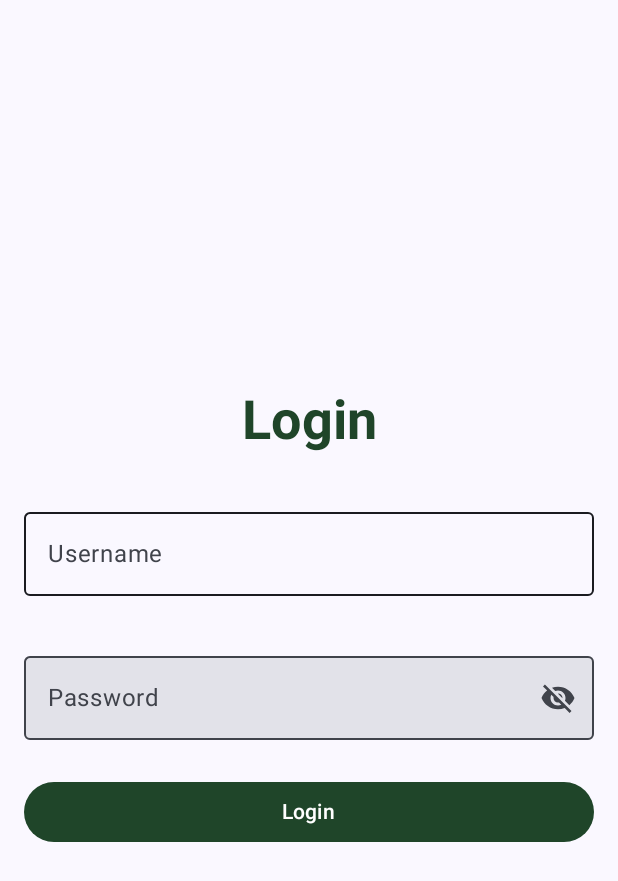
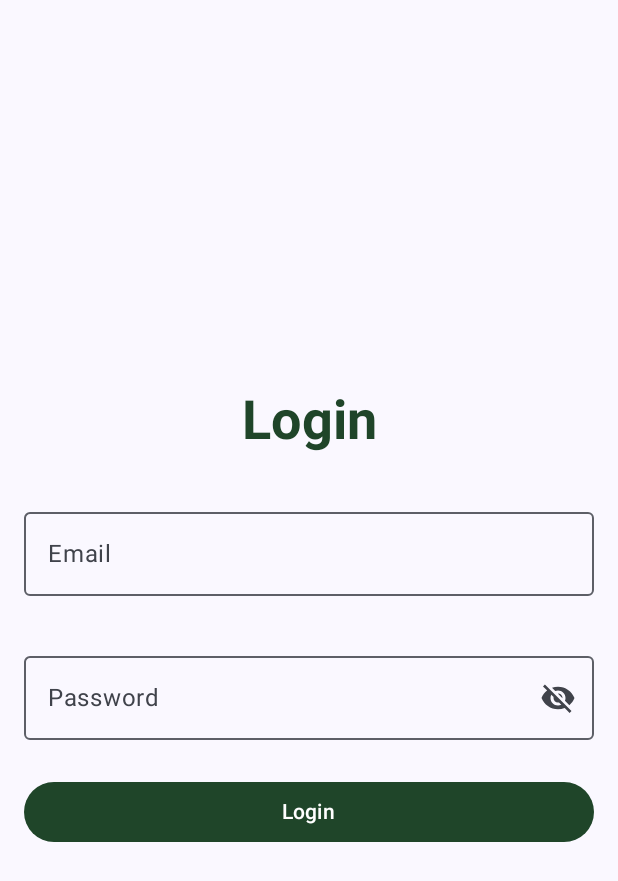
Before and after one commit to tajbaba999/BranchInternational, an Android app built with Jetpack Compose: the screen it shows after launch (MainActivity), on a phone screen of 412 x 824 dp. Shown: the top 881 px of the screen. Run offline under Robolectric (Android 15) with nearby library versions, the phone set to English and light mode, and no system bars; our stand-ins replace Dagger/Hilt's generated code.

Commit message:
Completed #3

```diff
--- a/app/src/main/java/com/example/branchinternational/ui/components/CustomTextField.kt
+++ b/app/src/main/java/com/example/branchinternational/ui/components/CustomTextField.kt
@@ -27,11 +27,11 @@ fun CustomTextField(
         onValueChange = onValueChange,
         label = { Text(label) },
         modifier = modifier.padding(vertical = 8.dp),
-        colors = TextFieldDefaults.outlinedTextFieldColors(
-            focusedBorderColor = MaterialTheme.colorScheme.primary,
-            unfocusedBorderColor = MaterialTheme.colorScheme.onSurface,
-            focusedLabelColor = MaterialTheme.colorScheme.primary
-        ),
+//        colors = TextFieldDefaults.outlinedTextFieldColors(
+//            focusedBorderColor = MaterialTheme.colorScheme.primary,
+//            unfocusedBorderColor = MaterialTheme.colorScheme.onSurface,
+//            focusedLabelColor = MaterialTheme.colorScheme.primary
+//        ),
         visualTransformation = if (isPasswordField && !passwordVisible) PasswordVisualTransformation() else VisualTransformation.None,
         trailingIcon = {
             if (isPasswordField) {
--- a/app/src/main/java/com/example/branchinternational/ui/components/PasswordTextField.kt
+++ b/app/src/main/java/com/example/branchinternational/ui/components/PasswordTextField.kt
@@ -32,8 +32,8 @@ fun PasswordTextField(
             }
         },
         modifier = modifier.padding(vertical = 8.dp),
-        colors = TextFieldDefaults.colors(
-            focusedContainerColor = MaterialTheme.colorScheme.surface
-        )
+//        colors = TextFieldDefaults.colors(
+//            focusedContainerColor = MaterialTheme.colorScheme.surface
+//        )
     )
 }
--- a/app/src/main/java/com/example/branchinternational/ui/login/activity/LoginScreen.kt
+++ b/app/src/main/java/com/example/branchinternational/ui/login/activity/LoginScreen.kt
@@ -1,5 +1,6 @@
 package com.example.branchinternational.ui.login.activity
 
+import android.widget.Toast
 import androidx.compose.foundation.background
 import androidx.compose.foundation.layout.*
 import androidx.compose.material3.*
@@ -7,6 +8,7 @@ import androidx.compose.runtime.*
 import androidx.compose.ui.Alignment
 import androidx.compose.ui.Modifier
 import androidx.compose.ui.graphics.Color
+import androidx.compose.ui.platform.LocalContext
 import androidx.compose.ui.text.TextStyle
 import androidx.compose.ui.text.font.FontWeight
 import androidx.compose.ui.unit.dp
@@ -21,6 +23,7 @@ fun LoginScreen(
     onLoginClick: (String, String) -> Unit
 ) {
     val backgroundColor = MaterialTheme.colorScheme.surface
+    val context = LocalContext.current
 
     Column(
         modifier = Modifier
@@ -47,7 +50,7 @@ fun LoginScreen(
         CustomTextField(
             value = username,
             onValueChange = { username = it },
-            label = "Username",
+            label = "Email",
             modifier = Modifier.fillMaxWidth()
         )
 
@@ -75,8 +78,9 @@ fun LoginScreen(
                 )
             } else if (result.isSuccess) {
                 // Handle successful login here
-                Spacer(modifier = Modifier.height(16.dp))
-                Text("Login successful!")
+                LaunchedEffect(result) {
+                    Toast.makeText(context, "Login Sucessful!", Toast.LENGTH_SHORT).show()
+                }
             }
         }
     }
--- a/app/src/main/java/com/example/branchinternational/ui/messages/composable/MessageThreadsScreen.kt
+++ b/app/src/main/java/com/example/branchinternational/ui/messages/composable/MessageThreadsScreen.kt
@@ -1,5 +1,7 @@
 package com.example.branchinternational.ui.messages.composable
 import android.content.Context
+import android.os.Build
+import androidx.annotation.RequiresApi
 import androidx.compose.foundation.BorderStroke
 import androidx.compose.foundation.background
 import androidx.compose.foundation.layout.*
@@ -22,6 +24,7 @@ import com.example.branchinternational.data.model.Message
 import com.example.branchinternational.ui.components.ThreadItem
 import com.example.branchinternational.ui.messages.viewmodel.MessageViewModel
 
+@RequiresApi(Build.VERSION_CODES.O)
 @Composable
 fun MessageThreadsScreen(navController: NavController, viewModel: MessageViewModel) {
     val isLoading = viewModel.isLoading.collectAsState().value
--- a/app/src/main/java/com/example/branchinternational/ui/theme/Color.kt
+++ b/app/src/main/java/com/example/branchinternational/ui/theme/Color.kt
@@ -9,3 +9,7 @@ val Pink80 = Color(0xFFEFB8C8)
 val Purple40 = Color(0xFF6650a4)
 val PurpleGrey40 = Color(0xFF625b71)
 val Pink40 = Color(0xFF7D5260)
+
+val Black = Color(0xFF000113)
+val LightBlueWhite = Color(0xFFF1F5F9)
+val BlueGray = Color(0xFF334155)
```
Also changed, not shown: app/src/main/java/com/example/branchinternational/ui/components/CustomButton.kt (+9 -0 lines), app/src/main/java/com/example/branchinternational/ui/components/MessageComponents.kt (+24 -0 lines), app/src/main/java/com/example/branchinternational/ui/login/activity/LoginActivity.kt (deleted, +0 -55 lines), app/src/main/java/com/example/branchinternational/ui/login/viewmodel/LoginViewModel.kt (+4 -4 lines), app/src/main/java/com/example/branchinternational/util/MyResult.kt (deleted, +0 -9 lines).
